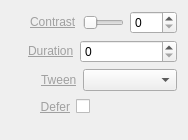
Old version of the form trunk/Widgets/Inspector/InspectorContrastWidget.ui in the repository cambell-prince/casparcg-client.
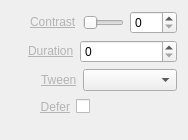
New version of the form.

What changed in the file:
```diff
--- a/trunk/Widgets/Inspector/InspectorContrastWidget.ui
+++ b/trunk/Widgets/Inspector/InspectorContrastWidget.ui
@@ -38,7 +38,7 @@
      <item>
       <widget class="QLabel" name="labelContrast">
        <property name="text">
-        <string>&lt;a href=&quot;Contrast&quot; style=&quot;color: #A0A0A0;&quot;&gt;Contrast&lt;/a&gt;</string>
+        <string>&lt;a href=&quot;Contrast&quot; style=&quot;color: #B4B4B4;&quot;&gt;Contrast&lt;/a&gt;</string>
        </property>
       </widget>
      </item>
@@ -85,7 +85,7 @@
      <item>
       <widget class="QLabel" name="labelDuration">
        <property name="text">
-        <string>&lt;a href=&quot;Duration&quot; style=&quot;color: #A0A0A0;&quot;&gt;Duration&lt;/a&gt;</string>
+        <string>&lt;a href=&quot;Duration&quot; style=&quot;color: #B4B4B4;&quot;&gt;Duration&lt;/a&gt;</string>
        </property>
       </widget>
      </item>
@@ -125,7 +125,7 @@
      <item>
       <widget class="QLabel" name="labelEasing">
        <property name="text">
-        <string>&lt;a href=&quot;Tween&quot; style=&quot;color: #A0A0A0;&quot;&gt;Tween&lt;/a&gt;</string>
+        <string>&lt;a href=&quot;Tween&quot; style=&quot;color: #B4B4B4;&quot;&gt;Tween&lt;/a&gt;</string>
        </property>
       </widget>
      </item>
@@ -162,7 +162,7 @@
      <item>
       <widget class="QLabel" name="labelDefer">
        <property name="text">
-        <string>&lt;a href=&quot;Defer&quot; style=&quot;color: #A0A0A0;&quot;&gt;Defer&lt;/a&gt;</string>
+        <string>&lt;a href=&quot;Defer&quot; style=&quot;color: #B4B4B4;&quot;&gt;Defer&lt;/a&gt;</string>
        </property>
        <property name="alignment">
         <set>Qt::AlignRight|Qt::AlignTrailing|Qt::AlignVCenter</set>
```
